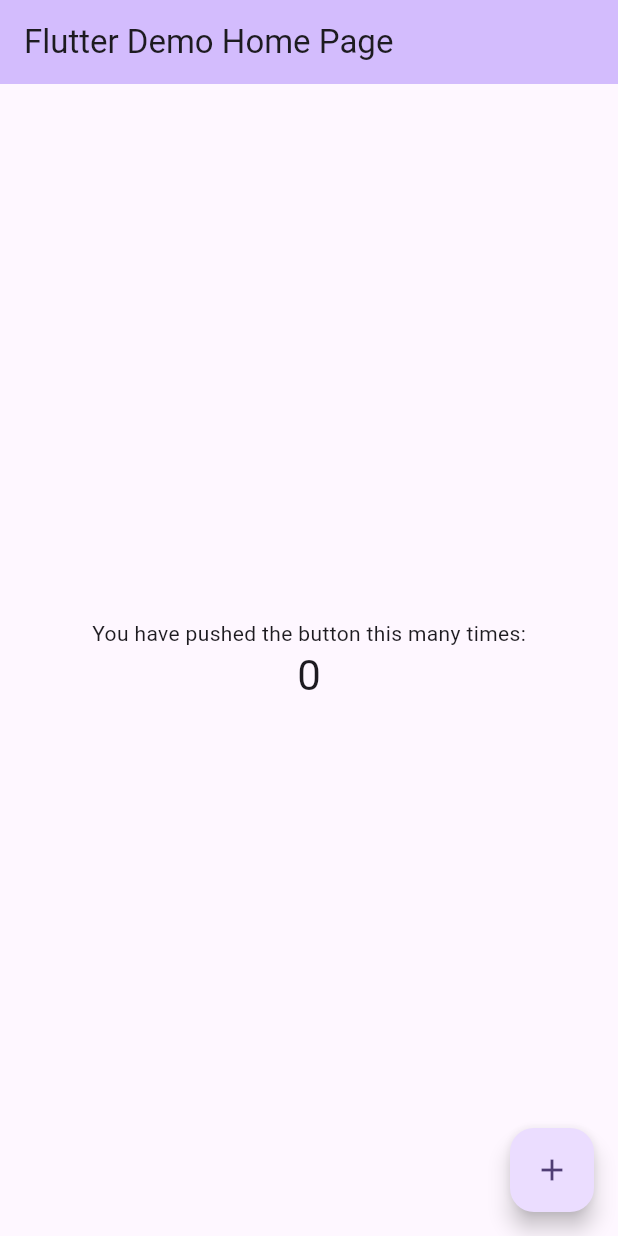
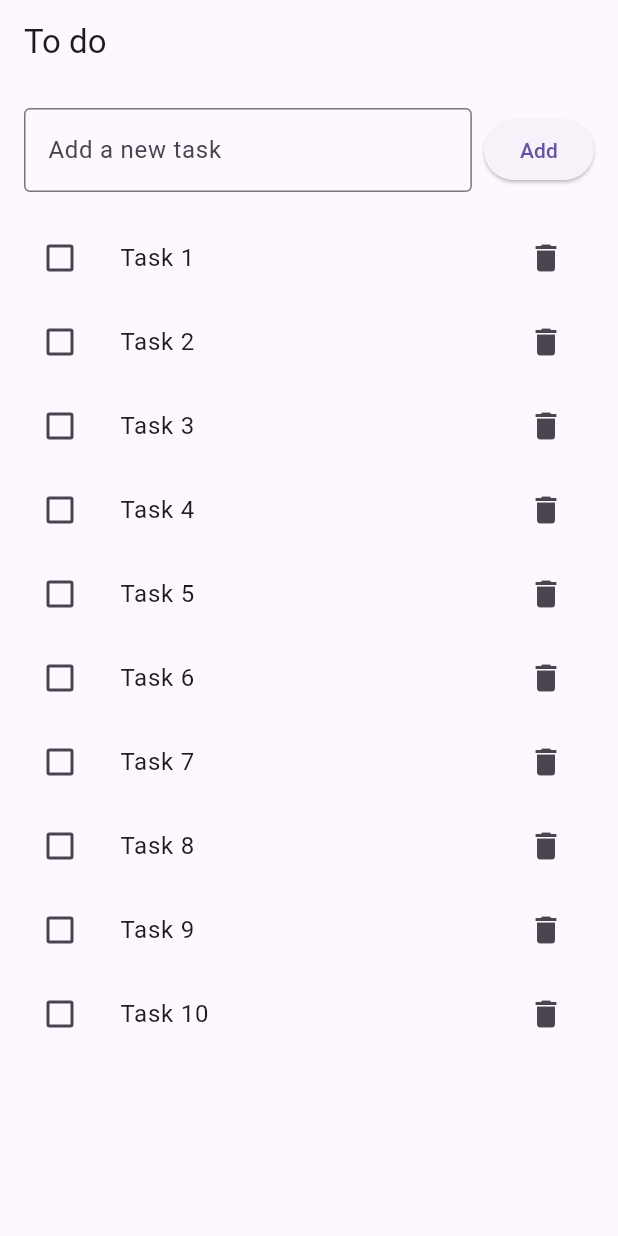
Before and after one commit to gu-tig333-ht24/gussjofle, a Flutter app: the screen it shows after launch, on a phone screen of 412 x 824 dp. Run offline on Flutter 3.47's test engine with Material 3 defaults, Android fonts, the phone set to English and light mode, and no system bars.

Commit message:
Update main.dart
Här är mitt steg 1 för inlämningen.

```diff
--- a/lib/main.dart
+++ b/lib/main.dart
@@ -7,119 +7,75 @@ void main() {
 class MyApp extends StatelessWidget {
   const MyApp({super.key});
 
-  // This widget is the root of your application.
   @override
   Widget build(BuildContext context) {
     return MaterialApp(
-      title: 'Flutter Demo',
+      title: 'To-Do List',
       theme: ThemeData(
-        // This is the theme of your application.
-        //
-        // TRY THIS: Try running your application with "flutter run". You'll see
-        // the application has a purple toolbar. Then, without quitting the app,
-        // try changing the seedColor in the colorScheme below to Colors.green
-        // and then invoke "hot reload" (save your changes or press the "hot
-        // reload" button in a Flutter-supported IDE, or press "r" if you used
-        // the command line to start the app).
-        //
-        // Notice that the counter didn't reset back to zero; the application
-        // state is not lost during the reload. To reset the state, use hot
-        // restart instead.
-        //
-        // This works for code too, not just values: Most code changes can be
-        // tested with just a hot reload.
-        colorScheme: ColorScheme.fromSeed(seedColor: Colors.deepPurple),
-        useMaterial3: true,
+        primarySwatch: Colors.blue,
       ),
-      home: const MyHomePage(title: 'Flutter Demo Home Page'),
+      home: const TodoListScreen(),
     );
   }
 }
 
-class MyHomePage extends StatefulWidget {
-  const MyHomePage({super.key, required this.title});
-
-  // This widget is the home page of your application. It is stateful, meaning
-  // that it has a State object (defined below) that contains fields that affect
-  // how it looks.
-
-  // This class is the configuration for the state. It holds the values (in this
-  // case the title) provided by the parent (in this case the App widget) and
-  // used by the build method of the State. Fields in a Widget subclass are
-  // always marked "final".
-
-  final String title;
-
-  @override
-  State<MyHomePage> createState() => _MyHomePageState();
-}
-
-class _MyHomePageState extends State<MyHomePage> {
-  int _counter = 0;
-
-  void _incrementCounter() {
-    setState(() {
-      // This call to setState tells the Flutter framework that something has
-      // changed in this State, which causes it to rerun the build method below
-      // so that the display can reflect the updated values. If we changed
-      // _counter without calling setState(), then the build method would not be
-      // called again, and so nothing would appear to happen.
-      _counter++;
-    });
-  }
+class TodoListScreen extends StatelessWidget {
+  const TodoListScreen({super.key});
 
   @override
   Widget build(BuildContext context) {
-    // This method is rerun every time setState is called, for instance as done
-    // by the _incrementCounter method above.
-    //
-    // The Flutter framework has been optimized to make rerunning build methods
-    // fast, so that you can just rebuild anything that needs updating rather
-    // than having to individually change instances of widgets.
     return Scaffold(
       appBar: AppBar(
-        // TRY THIS: Try changing the color here to a specific color (to
-        // Colors.amber, perhaps?) and trigger a hot reload to see the AppBar
-        // change color while the other colors stay the same.
-        backgroundColor: Theme.of(context).colorScheme.inversePrimary,
-        // Here we take the value from the MyHomePage object that was created by
-        // the App.build method, and use it to set our appbar title.
-        title: Text(widget.title),
+        title: const Text('To do'),
       ),
-      body: Center(
-        // Center is a layout widget. It takes a single child and positions it
-        // in the middle of the parent.
-        child: Column(
-          // Column is also a layout widget. It takes a list of children and
-          // arranges them vertically. By default, it sizes itself to fit its
-          // children horizontally, and tries to be as tall as its parent.
-          //
-          // Column has various properties to control how it sizes itself and
-          // how it positions its children. Here we use mainAxisAlignment to
-          // center the children vertically; the main axis here is the vertical
-          // axis because Columns are vertical (the cross axis would be
-          // horizontal).
-          //
-          // TRY THIS: Invoke "debug painting" (choose the "Toggle Debug Paint"
-          // action in the IDE, or press "p" in the console), to see the
-          // wireframe for each widget.
-          mainAxisAlignment: MainAxisAlignment.center,
-          children: <Widget>[
-            const Text(
-              'You have pushed the button this many times:',
+      body: Column(
+        children: <Widget>[
+          Padding(
+            padding: const EdgeInsets.all(16.0),
+            child: Row(
+              children: <Widget>[
+                const Expanded(
+                  child: TextField(
+                    decoration: InputDecoration(
+                      hintText: 'Add a new task',
+                      border: OutlineInputBorder(),
+                    ),
+                  ),
+                ),
+                const SizedBox(width: 8),
+                ElevatedButton(
+                  onPressed: () {
+                    // Placeholder for add task functionality
+                  },
+                  child: const Text('Add'),
+                ),
+              ],
             ),
-            Text(
-              '$_counter',
-              style: Theme.of(context).textTheme.headlineMedium,
+          ),
+          Expanded(
+            child: ListView.builder(
+              itemCount: 10, // Placeholder item count
+              itemBuilder: (context, index) {
+                return ListTile(
+                  title: Text('Task ${index + 1}'),
+                  trailing: IconButton(
+                    icon: const Icon(Icons.delete),
+                    onPressed: () {
+                      // Placeholder for delete task functionality
+                    },
+                  ),
+                  leading: Checkbox(
+                    value: false, // Placeholder value
+                    onChanged: (bool? value) {
+                      // Placeholder for checkbox functionality
+                    },
+                  ),
+                );
+              },
             ),
-          ],
-        ),
+          ),
+        ],
       ),
-      floatingActionButton: FloatingActionButton(
-        onPressed: _incrementCounter,
-        tooltip: 'Increment',
-        child: const Icon(Icons.add),
-      ), // This trailing comma makes auto-formatting nicer for build methods.
     );
   }
 }
```
